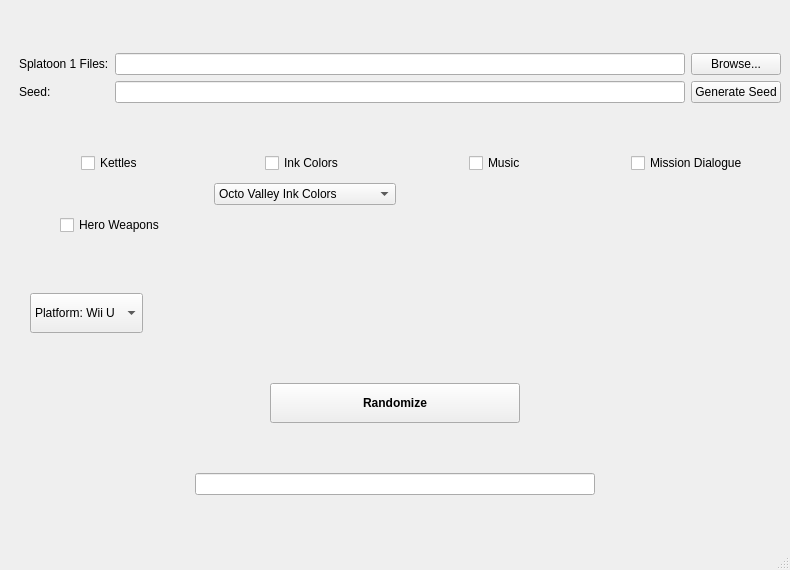
Before: the Qt Designer form mainUI.ui in techmuse8/Octo-Valley-Randomizer, drawn with Qt 5.
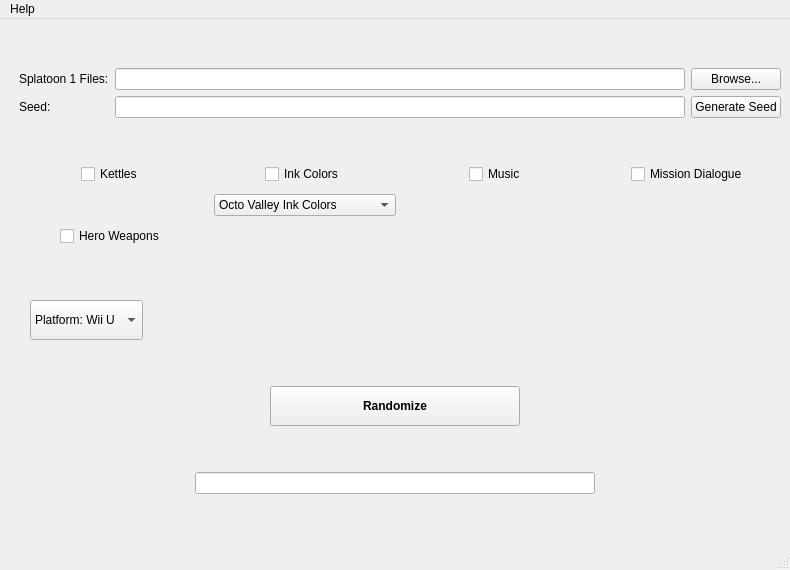
After: the same form once the commit is applied.

Commit message: forgot the UI file again, also remove unneeded debug prints

Patch:
```diff
--- a/mainUI.ui
+++ b/mainUI.ui
@@ -257,6 +257,13 @@
      <height>22</height>
     </rect>
    </property>
+   <widget class="QMenu" name="menuFile">
+    <property name="title">
+     <string>Help</string>
+    </property>
+    <addaction name="actionCheck_for_Updates"/>
+   </widget>
+   <addaction name="menuFile"/>
   </widget>
   <widget class="QStatusBar" name="statusbar"/>
  </widget>
```
Left out of the diff: 5 changed lines with no effect on the pictures. The commit also changes 2 other files.
